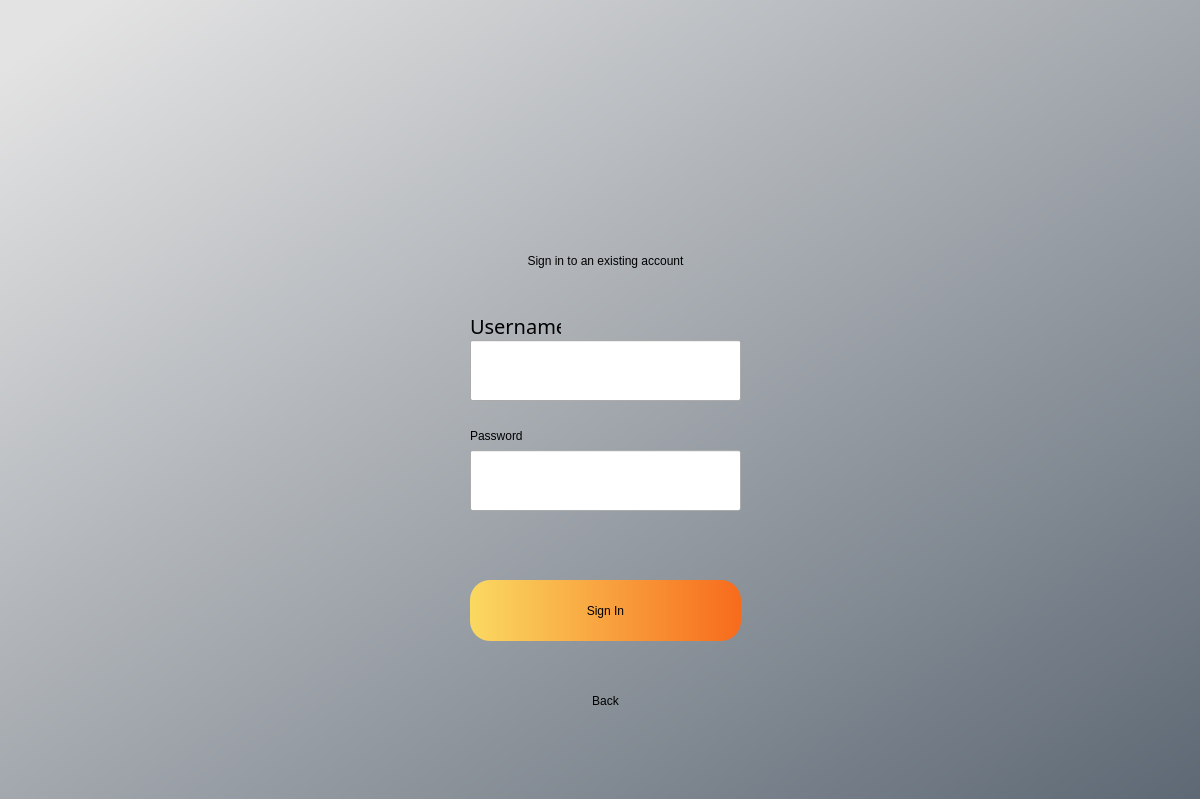
Above: QR-Code-Generator/RSL-QRCode-Generator/LoginPage.ui from Billy4896/Account-System-Interface before the change. Below: the same form after it.
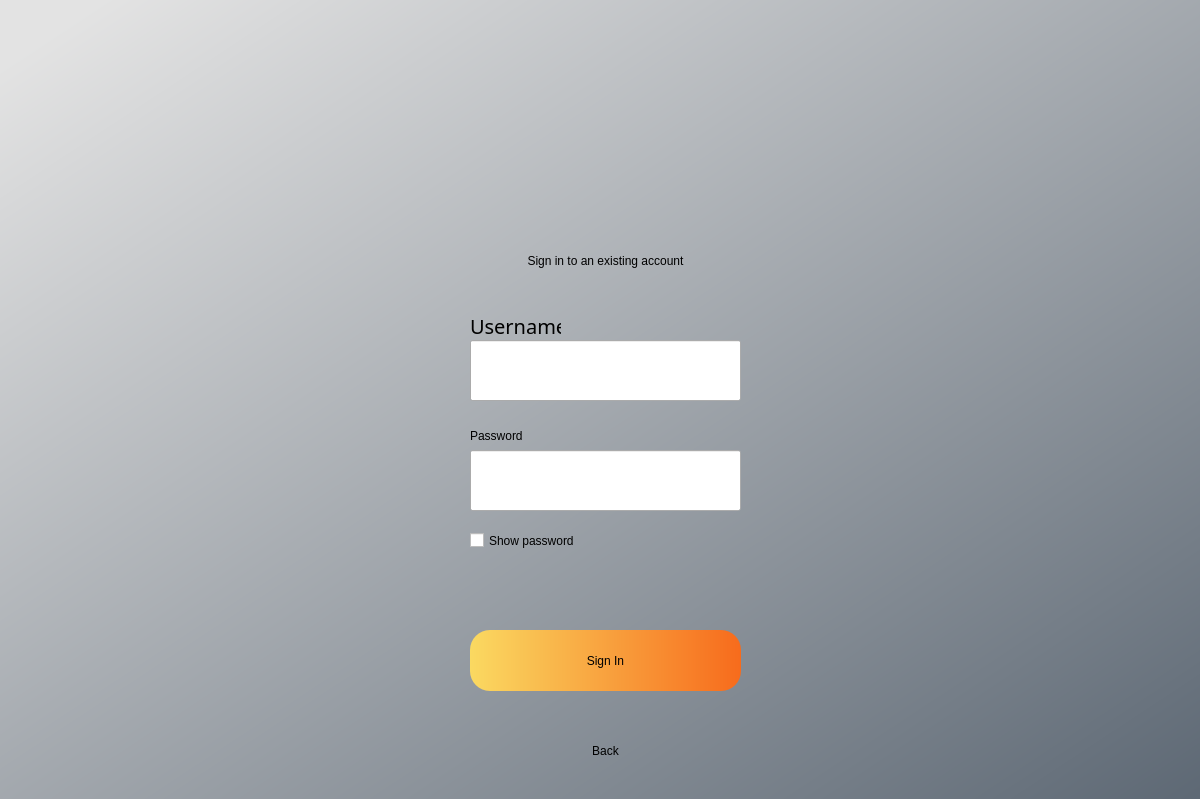
That is the form after the change. Icons and pictures are not drawn.

Commit message: Commit - show_or_hide_password function created and Show password checkbox added to LoginPage.ui, CreateAccountPage.ui & AccountRecoveryPage3.ui.

```diff
--- a/QR-Code-Generator/RSL-QRCode-Generator/LoginPage.ui
+++ b/QR-Code-Generator/RSL-QRCode-Generator/LoginPage.ui
@@ -31,7 +31,7 @@
      <property name="geometry">
       <rect>
        <x>470</x>
-       <y>580</y>
+       <y>630</y>
        <width>271</width>
        <height>61</height>
       </rect>
@@ -175,7 +175,7 @@
      <property name="geometry">
       <rect>
        <x>470</x>
-       <y>670</y>
+       <y>720</y>
        <width>271</width>
        <height>61</height>
       </rect>
@@ -200,7 +200,7 @@
      <property name="geometry">
       <rect>
        <x>460</x>
-       <y>530</y>
+       <y>580</y>
        <width>301</width>
        <height>21</height>
       </rect>
@@ -468,6 +468,22 @@
       </property>
      </widget>
     </widget>
+    <widget class="QCheckBox" name="showPasswordCheckBox">
+     <property name="geometry">
+      <rect>
+       <x>470</x>
+       <y>520</y>
+       <width>131</width>
+       <height>41</height>
+      </rect>
+     </property>
+     <property name="styleSheet">
+      <string notr="true">font: 75 12pt &quot;Berlin Sans FB&quot;; color: rgb(0, 0, 0)</string>
+     </property>
+     <property name="text">
+      <string>Show password</string>
+     </property>
+    </widget>
    </widget>
   </widget>
  </widget>
```
The commit also changes 8 other files.
